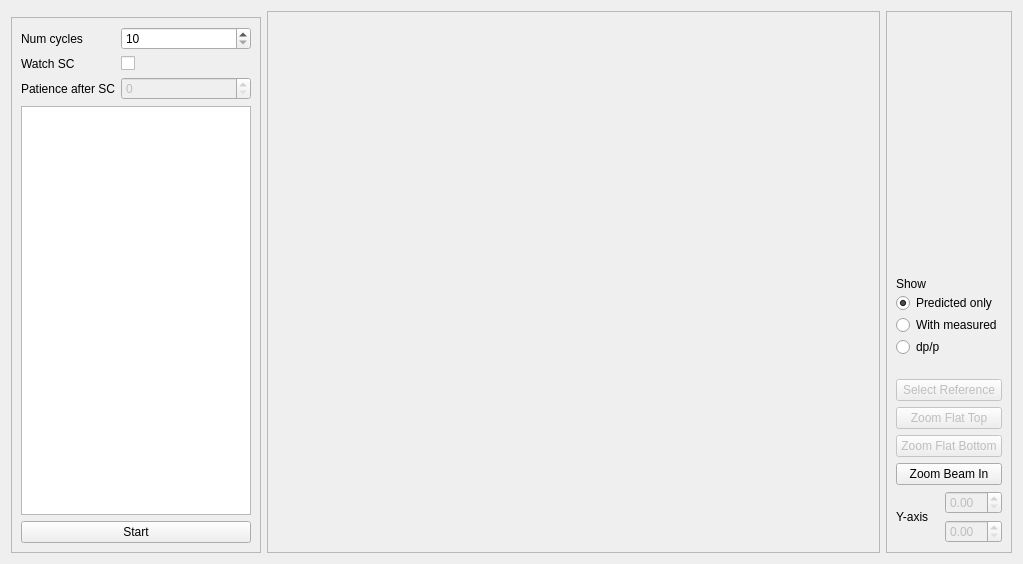
Before: the Qt Designer form resources/ui/prediction_analysis_widget.ui in antolu/sps-app-hysteresis, drawn with Qt 5.
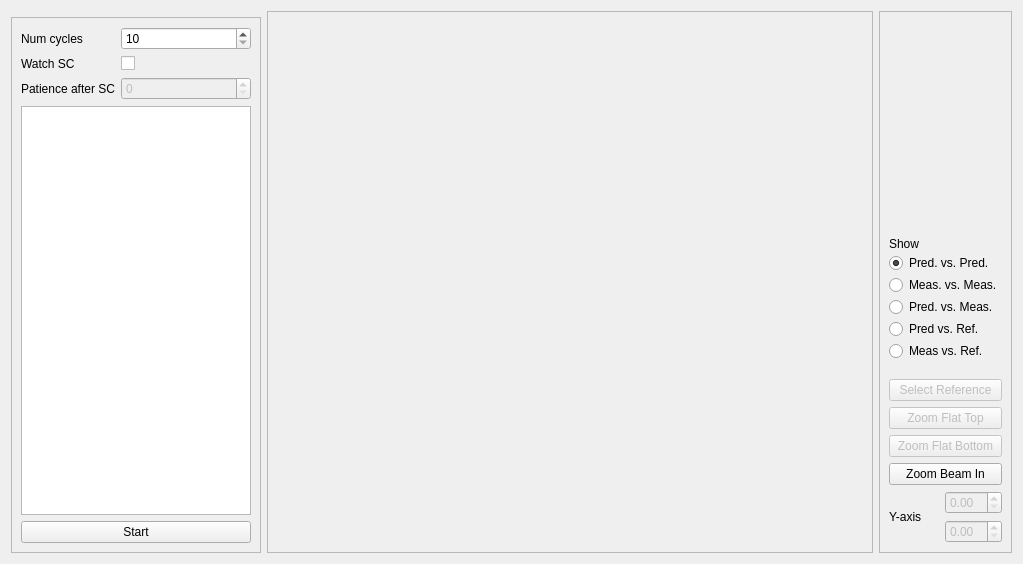
After: the same form once the commit is applied. Custom widgets are drawn as their Qt base class.

Commit message: change radiobuttons for analysis

The edit to the form file:
```diff
--- a/resources/ui/prediction_analysis_widget.ui
+++ b/resources/ui/prediction_analysis_widget.ui
@@ -268,7 +268,7 @@
          <item>
           <widget class="QRadioButton" name="radioPredicted">
            <property name="text">
-            <string>Predicted only</string>
+            <string>Pred. vs. Pred.</string>
            </property>
            <property name="checked">
             <bool>true</bool>
@@ -278,14 +278,28 @@
          <item>
           <widget class="QRadioButton" name="radioMeasured">
            <property name="text">
-            <string>With measured</string>
+            <string>Meas. vs. Meas.</string>
            </property>
           </widget>
          </item>
          <item>
           <widget class="QRadioButton" name="radioDpp">
            <property name="text">
-            <string>dp/p</string>
+            <string>Pred. vs. Meas.</string>
+           </property>
+          </widget>
+         </item>
+         <item>
+          <widget class="QRadioButton" name="radioPredVRef">
+           <property name="text">
+            <string>Pred vs. Ref.</string>
+           </property>
+          </widget>
+         </item>
+         <item>
+          <widget class="QRadioButton" name="radioMeasVRef">
+           <property name="text">
+            <string>Meas vs. Ref.</string>
            </property>
           </widget>
          </item>
```
Left out of the diff: 6 changed lines with no effect on the pictures. The commit also changes 1 other file.
